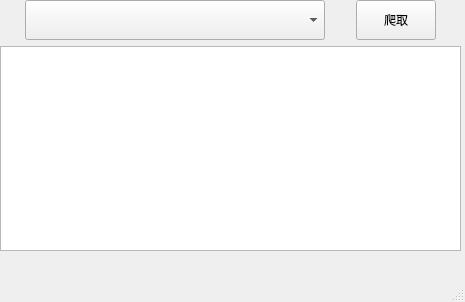
The window that window.ui (lissettecarlr/spider-animate) describes before a commit, drawn with Qt 5.
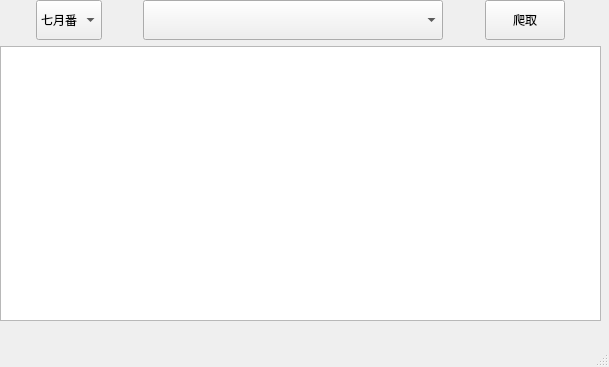
The same window after the commit.

Diff of the .ui file:
```diff
--- a/window.ui
+++ b/window.ui
@@ -6,8 +6,8 @@
    <rect>
     <x>0</x>
     <y>0</y>
-    <width>465</width>
-    <height>302</height>
+    <width>609</width>
+    <height>367</height>
    </rect>
   </property>
   <property name="windowTitle">
@@ -19,8 +19,8 @@
      <rect>
       <x>0</x>
       <y>0</y>
-      <width>461</width>
-      <height>251</height>
+      <width>601</width>
+      <height>321</height>
      </rect>
     </property>
     <layout class="QVBoxLayout" name="verticalLayout">
@@ -39,6 +39,39 @@
          </property>
         </spacer>
        </item>
+       <item>
+        <widget class="QComboBox" name="comboBox_2">
+         <property name="minimumSize">
+          <size>
+           <width>0</width>
+           <height>40</height>
+          </size>
+         </property>
+         <item>
+          <property name="text">
+           <string>七月番</string>
+          </property>
+         </item>
+         <item>
+          <property name="text">
+           <string>四月番</string>
+          </property>
+         </item>
+        </widget>
+       </item>
+       <item>
+        <spacer name="horizontalSpacer_4">
+         <property name="orientation">
+          <enum>Qt::Horizontal</enum>
+         </property>
+         <property name="sizeHint" stdset="0">
+          <size>
+           <width>40</width>
+           <height>20</height>
+          </size>
+         </property>
+        </spacer>
+       </item>
        <item>
         <widget class="QComboBox" name="comboBox">
          <property name="minimumSize">
```
Left out of the diff: 2 changed lines with no effect on the pictures.
